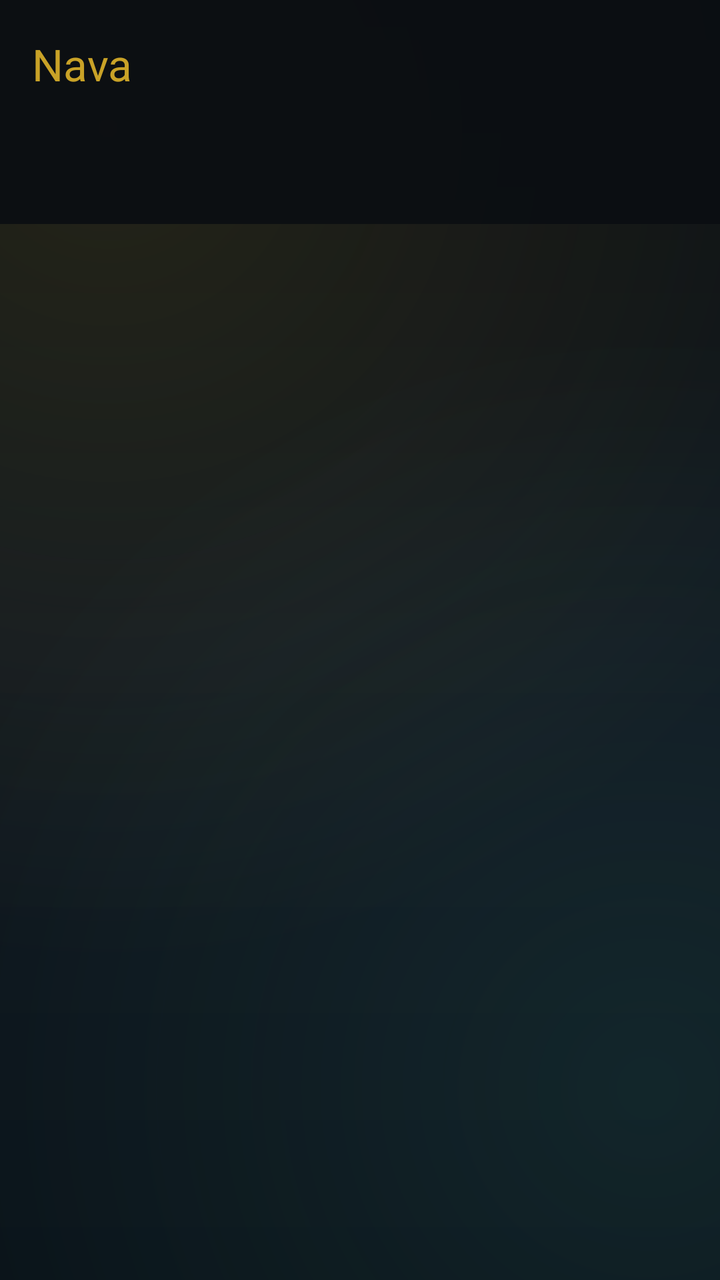
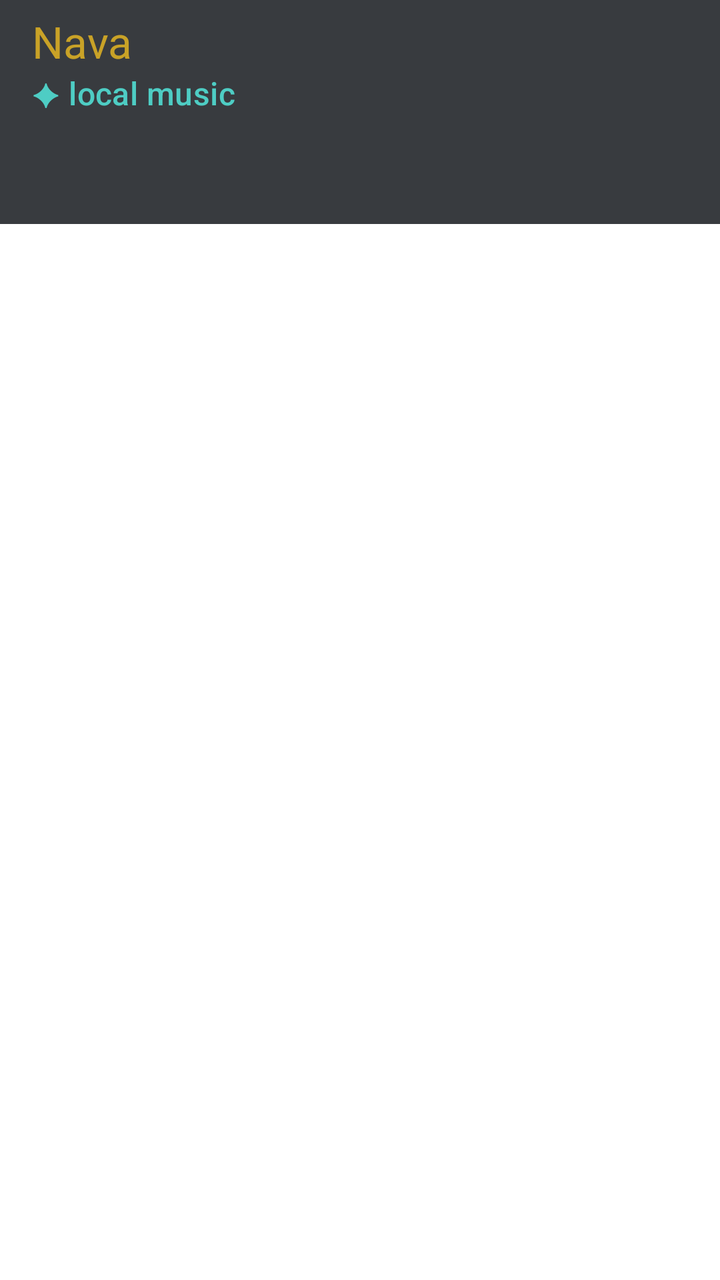

Compare the two renders of this Android layout. The source of the first and the diff that turns it into the second are given below.
<!-- AndroidManifest.xml: application theme Theme.Nava -->
<!-- res/layout/activity_main.xml -->
<?xml version="1.0" encoding="utf-8"?>
<androidx.coordinatorlayout.widget.CoordinatorLayout
    xmlns:android="http://schemas.android.com/apk/res/android"
    xmlns:app="http://schemas.android.com/apk/res-auto"
    android:layout_width="match_parent"
    android:layout_height="match_parent"
    android:fitsSystemWindows="true"
    android:background="@drawable/bg_eslimi">

    <com.google.android.material.appbar.AppBarLayout
        android:layout_width="match_parent"
        android:layout_height="wrap_content"
        android:background="#E60A0E12">

        <com.google.android.material.appbar.MaterialToolbar
            android:id="@+id/toolbar"
            android:layout_width="match_parent"
            android:layout_height="?attr/actionBarSize"
            app:title="Nava"
            app:titleTextColor="@color/gold"
            app:subtitleTextColor="@color/teal" />

        <com.google.android.material.tabs.TabLayout
            android:id="@+id/tabLayout"
            android:layout_width="match_parent"
            android:layout_height="wrap_content"
            android:background="#00000000"
            app:tabIndicatorColor="@color/gold"
            app:tabSelectedTextColor="@color/gold"
            app:tabTextColor="@color/text_secondary"
            app:tabMode="fixed"
            app:tabGravity="fill" />

    </com.google.android.material.appbar.AppBarLayout>

    <androidx.viewpager2.widget.ViewPager2
        android:id="@+id/viewPager"
        android:layout_width="match_parent"
        android:layout_height="match_parent"
        app:layout_behavior="@string/appbar_scrolling_view_behavior" />

    
    <com.google.android.material.card.MaterialCardView
        android:id="@+id/miniPlayer"
        android:layout_width="match_parent"
        android:layout_height="64dp"
        android:layout_gravity="bottom"
        android:layout_margin="10dp"
        android:visibility="gone"
        app:cardBackgroundColor="@color/bg_card"
        app:cardCornerRadius="16dp"
        app:cardElevation="8dp"
        app:strokeWidth="1dp"
        app:strokeColor="#33C9A227">

        <LinearLayout
            android:layout_width="match_parent"
            android:layout_height="match_parent"
            android:orientation="horizontal"
            android:gravity="center_vertical"
            android:paddingHorizontal="12dp">

            <TextView
                android:id="@+id/miniTitle"
                android:layout_width="0dp"
                android:layout_height="wrap_content"
                android:layout_weight="1"
                android:textColor="@color/text_primary"
                android:textSize="14sp"
                android:maxLines="1"
                android:ellipsize="end" />

            <ImageButton
                android:id="@+id/miniPlayPause"
                android:layout_width="44dp"
                android:layout_height="44dp"
                android:background="?attr/selectableItemBackgroundBorderless"
                android:src="@android:drawable/ic_media_play"
                android:contentDescription="Play"
                app:tint="@color/gold" />

            <ImageButton
                android:id="@+id/miniNext"
                android:layout_width="44dp"
                android:layout_height="44dp"
                android:background="?attr/selectableItemBackgroundBorderless"
                android:src="@android:drawable/ic_media_next"
                android:contentDescription="Next"
                app:tint="@color/teal" />
        </LinearLayout>
    </com.google.android.material.card.MaterialCardView>

</androidx.coordinatorlayout.widget.CoordinatorLayout>
<!-- resources referenced by this layout -->
<resources>
  <color name="bg_card">#1A222D</color>
  <color name="gold">#C9A227</color>
  <color name="teal">#4ECDC4</color>
  <color name="text_primary">#E8E4D9</color>
  <color name="text_secondary">#9A9588</color>
  <!-- drawable bg_eslimi (drawable) -->
  <?xml version="1.0" encoding="utf-8"?>
  <layer-list xmlns:android="http://schemas.android.com/apk/res/android">
      <item>
          <shape android:shape="rectangle">
              <gradient
                  android:type="linear"
                  android:angle="145"
                  android:startColor="#080C10"
                  android:centerColor="#101820"
                  android:endColor="#0A1218" />
          </shape>
      </item>
      
      <item>
          <shape android:shape="rectangle">
              <gradient
                  android:type="radial"
                  android:gradientRadius="420dp"
                  android:centerX="0.15"
                  android:centerY="0.1"
                  android:startColor="#22C9A227"
                  android:endColor="#00000000" />
          </shape>
      </item>
      
      <item>
          <shape android:shape="rectangle">
              <gradient
                  android:type="radial"
                  android:gradientRadius="380dp"
                  android:centerX="0.9"
                  android:centerY="0.85"
                  android:startColor="#184ECDC4"
                  android:endColor="#00000000" />
          </shape>
      </item>
  </layer-list>
  <style name="Theme.Nava" parent="Theme.Material3.Dark.NoActionBar">
          <item name="colorPrimary">#C9A227</item>
          <item name="colorPrimaryContainer">#3D2E0A</item>
          <item name="colorOnPrimary">#1A1200</item>
          <item name="colorSecondary">#4ECDC4</item>
          <item name="colorSecondaryContainer">#0A3D3A</item>
          <item name="colorSurface">#0F1419</item>
          <item name="colorOnSurface">#E8E4D9</item>
          <item name="android:statusBarColor">#0A0E12</item>
          <item name="android:navigationBarColor">#0A0E12</item>
          <item name="android:windowBackground">@drawable/bg_eslimi</item>
      </style>
</resources>

<!-- the commit's change to res/layout/activity_main.xml (unified diff, before → after) -->
@@ -5,12 +5,13 @@
     android:layout_width="match_parent"
     android:layout_height="match_parent"
     android:fitsSystemWindows="true"
-    android:background="@drawable/bg_eslimi">
+    android:background="@drawable/bg_main">
 
     <com.google.android.material.appbar.AppBarLayout
         android:layout_width="match_parent"
         android:layout_height="wrap_content"
-        android:background="#E60A0E12">
+        android:background="#CC070B0F"
+        app:elevation="0dp">
 
         <com.google.android.material.appbar.MaterialToolbar
             android:id="@+id/toolbar"
@@ -18,6 +19,7 @@
             android:layout_height="?attr/actionBarSize"
             app:title="Nava"
             app:titleTextColor="@color/gold"
+            app:subtitle="✦ local music"
             app:subtitleTextColor="@color/teal" />
 
         <com.google.android.material.tabs.TabLayout
@@ -26,6 +28,7 @@
             android:layout_height="wrap_content"
             android:background="#00000000"
             app:tabIndicatorColor="@color/gold"
+            app:tabIndicatorFullWidth="false"
             app:tabSelectedTextColor="@color/gold"
             app:tabTextColor="@color/text_secondary"
             app:tabMode="fixed"
@@ -39,41 +42,47 @@
         android:layout_height="match_parent"
         app:layout_behavior="@string/appbar_scrolling_view_behavior" />
 
-    
     <com.google.android.material.card.MaterialCardView
         android:id="@+id/miniPlayer"
         android:layout_width="match_parent"
-        android:layout_height="64dp"
+        android:layout_height="68dp"
         android:layout_gravity="bottom"
-        android:layout_margin="10dp"
+        android:layout_margin="12dp"
         android:visibility="gone"
-        app:cardBackgroundColor="@color/bg_card"
-        app:cardCornerRadius="16dp"
-        app:cardElevation="8dp"
-        app:strokeWidth="1dp"
-        app:strokeColor="#33C9A227">
+        app:cardBackgroundColor="#E61A222D"
+        app:cardCornerRadius="18dp"
+        app:cardElevation="10dp"
+        app:strokeWidth="1.5dp"
+        app:strokeColor="#66C9A227">
 
         <LinearLayout
             android:layout_width="match_parent"
             android:layout_height="match_parent"
             android:orientation="horizontal"
             android:gravity="center_vertical"
-            android:paddingHorizontal="12dp">
+            android:paddingHorizontal="14dp">
+
+            <View
+                android:layout_width="4dp"
+                android:layout_height="36dp"
+                android:background="@drawable/accent_bar" />
 
             <TextView
                 android:id="@+id/miniTitle"
                 android:layout_width="0dp"
                 android:layout_height="wrap_content"
                 android:layout_weight="1"
+                android:layout_marginStart="12dp"
                 android:textColor="@color/text_primary"
                 android:textSize="14sp"
+                android:textStyle="bold"
                 android:maxLines="1"
                 android:ellipsize="end" />
 
             <ImageButton
                 android:id="@+id/miniPlayPause"
-                android:layout_width="44dp"
-                android:layout_height="44dp"
+                android:layout_width="48dp"
+                android:layout_height="48dp"
                 android:background="?attr/selectableItemBackgroundBorderless"
                 android:src="@android:drawable/ic_media_play"
                 android:contentDescription="Play"
<!-- resource entries referenced after the edit -->
@@ -1,21 +1,39 @@
 <!-- resources referenced by this layout -->
 <resources>
-  <color name="bg_card">#1A222D</color>
   <color name="gold">#C9A227</color>
   <color name="teal">#4ECDC4</color>
   <color name="text_primary">#E8E4D9</color>
   <color name="text_secondary">#9A9588</color>
+  <!-- drawable accent_bar (drawable) -->
+  <?xml version="1.0" encoding="utf-8"?>
+  <shape xmlns:android="http://schemas.android.com/apk/res/android"
+      android:shape="rectangle">
+      <gradient
+          android:angle="90"
+          android:startColor="#C9A227"
+          android:endColor="#4ECDC4" />
+      <corners android:radius="2dp" />
+  </shape>
+  <!-- drawable bg_main (drawable) -->
+  <?xml version="1.0" encoding="utf-8"?>
+  <layer-list xmlns:android="http://schemas.android.com/apk/res/android">
+      <item android:drawable="@drawable/bg_eslimi" />
+      
+      <item>
+          <bitmap
+              android:src="@drawable/pattern_eslimi"
+              android:tileMode="repeat"
+              android:gravity="center"
+              android:alpha="0.35" />
+      </item>
+  </layer-list>
   <!-- drawable bg_eslimi (drawable) -->
   <?xml version="1.0" encoding="utf-8"?>
   <layer-list xmlns:android="http://schemas.android.com/apk/res/android">
+      
       <item>
           <shape android:shape="rectangle">
-              <gradient
-                  android:type="linear"
-                  android:angle="145"
-                  android:startColor="#080C10"
-                  android:centerColor="#101820"
-                  android:endColor="#0A1218" />
+              <solid android:color="#070B0F" />
           </shape>
       </item>
       
@@ -23,10 +41,10 @@
           <shape android:shape="rectangle">
               <gradient
                   android:type="radial"
-                  android:gradientRadius="420dp"
-                  android:centerX="0.15"
-                  android:centerY="0.1"
-                  android:startColor="#22C9A227"
+                  android:gradientRadius="520dp"
+                  android:centerX="0.2"
+                  android:centerY="0.0"
+                  android:startColor="#55C9A227"
                   android:endColor="#00000000" />
           </shape>
       </item>
@@ -35,14 +53,52 @@
           <shape android:shape="rectangle">
               <gradient
                   android:type="radial"
-                  android:gradientRadius="380dp"
-                  android:centerX="0.9"
-                  android:centerY="0.85"
-                  android:startColor="#184ECDC4"
+                  android:gradientRadius="480dp"
+                  android:centerX="1.0"
+                  android:centerY="1.0"
+                  android:startColor="#404ECDC4"
                   android:endColor="#00000000" />
           </shape>
       </item>
+      
+      <item>
+          <shape android:shape="rectangle">
+              <gradient
+                  android:type="linear"
+                  android:angle="135"
+                  android:startColor="#18C9A227"
+                  android:centerColor="#00000000"
+                  android:endColor="#184ECDC4" />
+          </shape>
+      </item>
   </layer-list>
+  <!-- drawable pattern_eslimi (drawable) -->
+  <?xml version="1.0" encoding="utf-8"?>
+  <vector xmlns:android="http://schemas.android.com/apk/res/android"
+      android:width="120dp"
+      android:height="120dp"
+      android:viewportWidth="120"
+      android:viewportHeight="120">
+      
+      <path
+          android:pathData="M60,10 L68,42 L100,42 L74,62 L84,94 L60,74 L36,94 L46,62 L20,42 L52,42 Z"
+          android:strokeWidth="1.2"
+          android:strokeColor="#33C9A227"
+          android:fillColor="#12C9A227" />
+      <path
+          android:pathData="M60,28 L64,44 L80,44 L67,54 L72,70 L60,60 L48,70 L53,54 L40,44 L56,44 Z"
+          android:strokeWidth="1"
+          android:strokeColor="#284ECDC4"
+          android:fillColor="#00000000" />
+      <path
+          android:pathData="M60,5 L60,115 M5,60 L115,60"
+          android:strokeWidth="0.6"
+          android:strokeColor="#18C9A227" />
+      <path
+          android:pathData="M20,20 L100,100 M100,20 L20,100"
+          android:strokeWidth="0.5"
+          android:strokeColor="#144ECDC4" />
+  </vector>
   <style name="Theme.Nava" parent="Theme.Material3.Dark.NoActionBar">
           <item name="colorPrimary">#C9A227</item>
           <item name="colorPrimaryContainer">#3D2E0A</item>
@@ -51,9 +107,9 @@
           <item name="colorSecondaryContainer">#0A3D3A</item>
           <item name="colorSurface">#0F1419</item>
           <item name="colorOnSurface">#E8E4D9</item>
-          <item name="android:statusBarColor">#0A0E12</item>
-          <item name="android:navigationBarColor">#0A0E12</item>
-          <item name="android:windowBackground">@drawable/bg_eslimi</item>
+          <item name="android:statusBarColor">#070B0F</item>
+          <item name="android:navigationBarColor">#070B0F</item>
+          <item name="android:windowBackground">@drawable/bg_main</item>
       </style>
 </resources>
 
